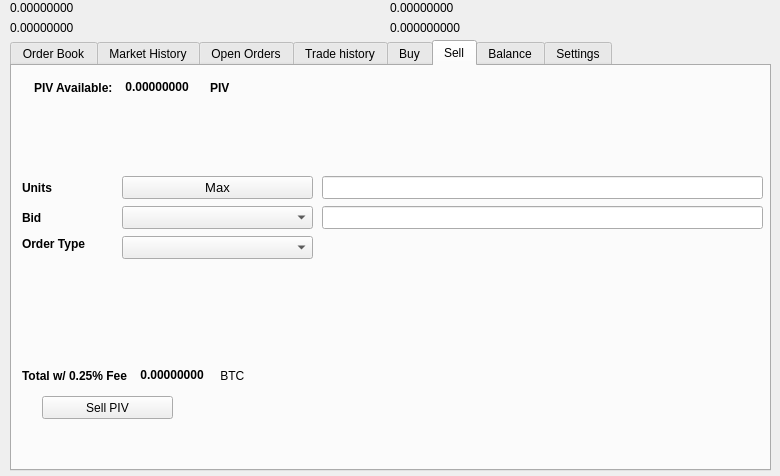
This is src/qt/forms/tradingdialog.ui in lestreyd/Tiberium as Qt 5 draws it before an edit. The edited form follows.
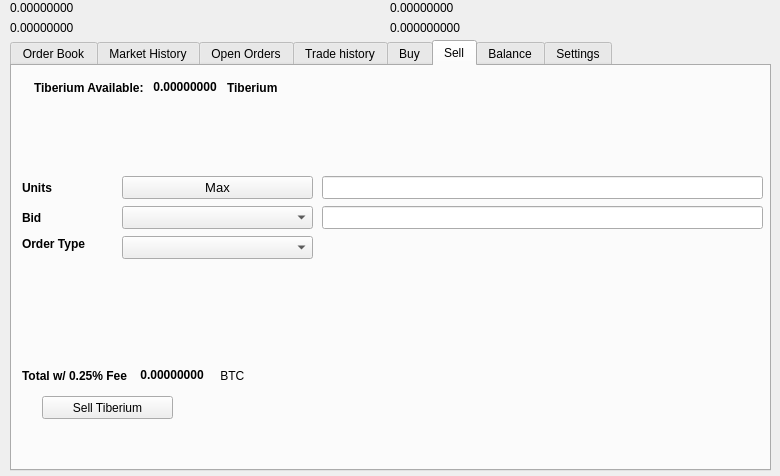
This is the edited form. The open tabs and pages were chosen to show the change. Icons and pictures are not drawn.

```diff
--- a/src/qt/forms/tradingdialog.ui
+++ b/src/qt/forms/tradingdialog.ui
@@ -1751,7 +1751,7 @@
       </rect>
      </property>
      <property name="text">
-      <string>Sell PIV</string>
+      <string>Sell Tiberium</string>
      </property>
      <property name="icon">
       <iconset resource="../Tiberium">
@@ -1777,7 +1777,7 @@
          </font>
         </property>
         <property name="text">
-         <string>PIV Available:</string>
+         <string>Tiberium Available:</string>
         </property>
        </widget>
       </item>
@@ -2221,7 +2221,7 @@
          </font>
         </property>
         <property name="text">
-         <string>PIV</string>
+         <string>Tiberium</string>
         </property>
        </widget>
       </item>
```
Left out of the diff: 34 changed lines with no effect on the pictures.
